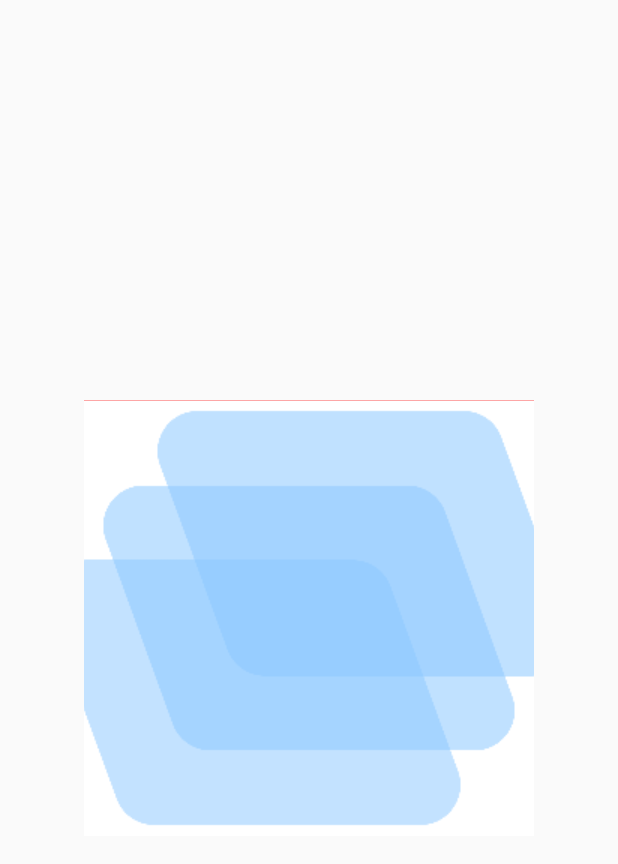
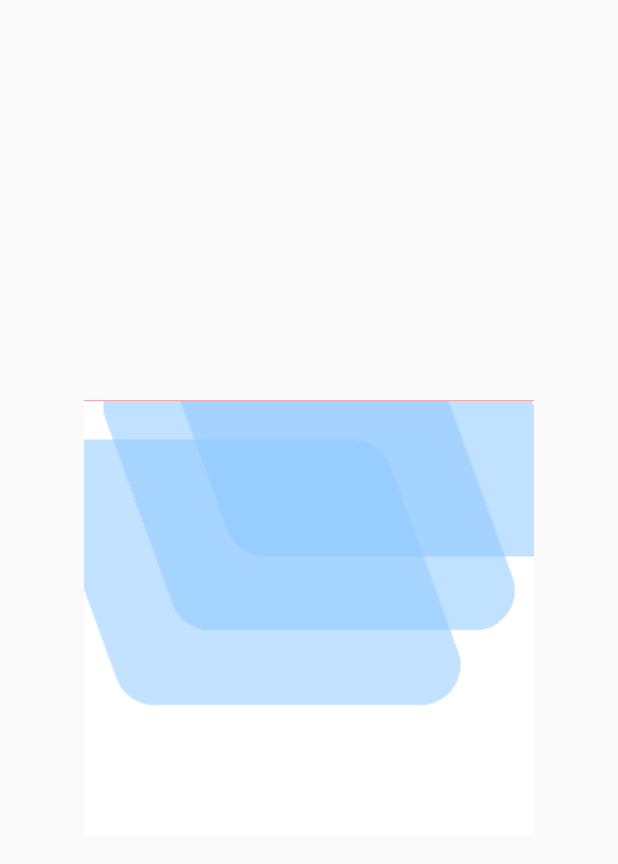
Before and after one commit to ogabek0909/image_logo, a Flutter app: the screen it shows after launch, on a phone screen of 412 x 824 dp. Shown: the top 864 px of the screen. Run offline on Flutter 3.47's test engine with Material 2 defaults, Android fonts, the light colour scheme and no system bars.

Commit message:
Alignment

```diff
--- a/lib/main.dart
+++ b/lib/main.dart
@@ -20,6 +20,7 @@ class LoginPage extends StatelessWidget {
           height: 290,
           fit: BoxFit.none,
           cacheHeight: 450,
+          alignment: Alignment.bottomCenter,
         ),
       ),
     )));
```
